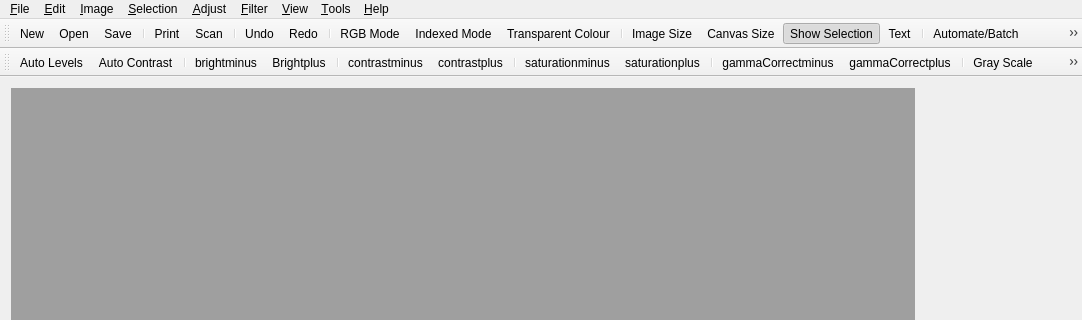
The window that src/mainwindow.ui (PhotoFlare/photoflare) describes before a commit, drawn with Qt 5; both pictures show x 0 to 1082 and y 0 to 320 of the 1082 by 1000 pixel window.
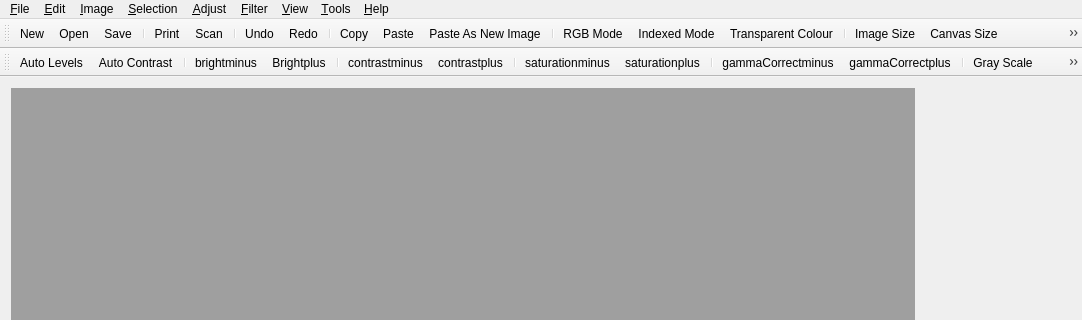
The same window after the commit. Icons and pictures are not drawn. Custom widgets are drawn as their Qt base class.

Commit message: Fixes #489 added copy, paste and paste as new image to toolbar

```diff
--- a/src/mainwindow.ui
+++ b/src/mainwindow.ui
@@ -442,6 +442,10 @@
    <addaction name="actionUndo"/>
    <addaction name="actionRedo"/>
    <addaction name="separator"/>
+   <addaction name="actionCopy"/>
+   <addaction name="actionPaste"/>
+   <addaction name="actionPaste_as_new_image"/>
+   <addaction name="separator"/>
    <addaction name="actionRGB_Mode"/>
    <addaction name="actionIndexed_Mode"/>
    <addaction name="actionTransparent_colour"/>
```
Left out of the diff: 15 changed lines with no effect on the pictures. The commit also changes 9 other files.
